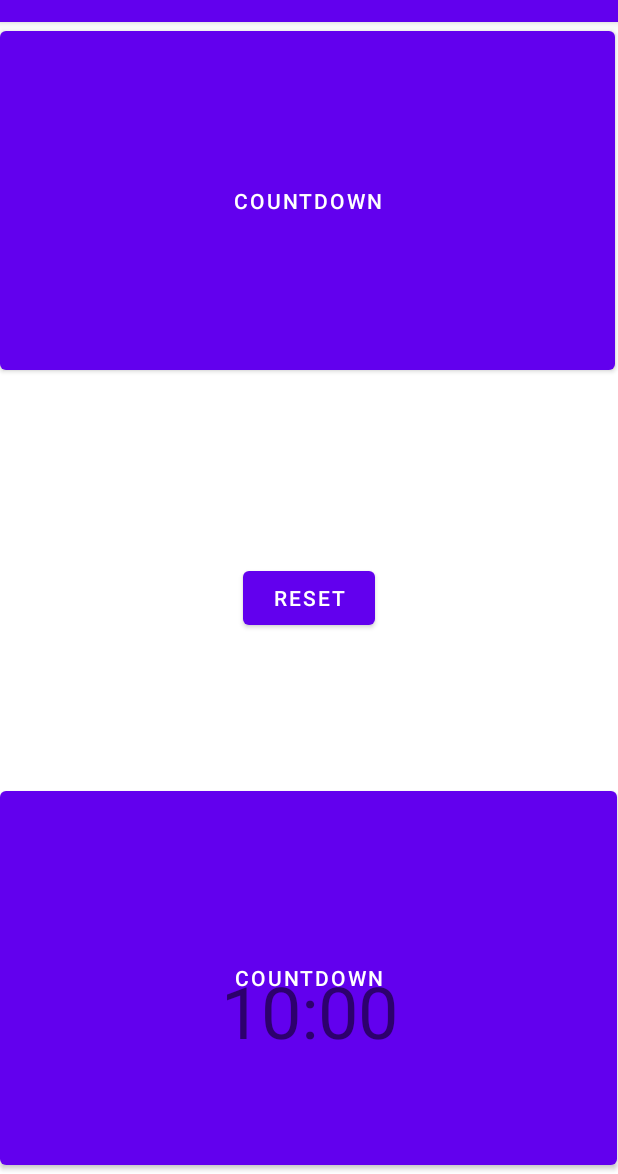
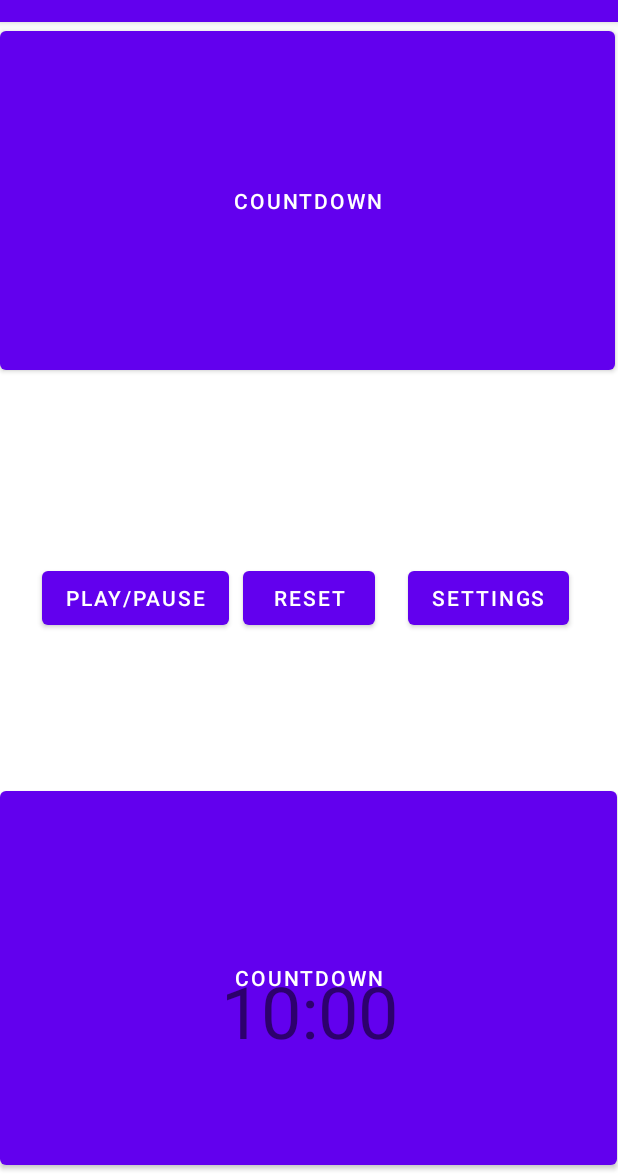
Before and after one commit to Paulmue0/chessclock, an Android app: the screen it shows after launch (MainActivity), on a phone screen of 412 x 824 dp, the part 62-1236 px from its top. Run offline under Robolectric (Android 15) with nearby library versions, the phone set to English and light mode, and no system bars.

Commit message:
added pause button

```diff
--- a/app/src/main/java/com/example/myapplication/MainActivity.java
+++ b/app/src/main/java/com/example/myapplication/MainActivity.java
@@ -18,6 +18,7 @@ public class MainActivity extends AppCompatActivity {
     private Button mButtonStartPausePlayer1;
     private Button mButtonStartPausePlayer2;
     private Button mButtonReset;
+    private Button mButtonPlayPause;
 
     private CountDownTimer mCountDownTimer;
 
@@ -42,6 +43,7 @@ public class MainActivity extends AppCompatActivity {
         mButtonStartPausePlayer1 = findViewById(R.id.startstop_player1);
         mButtonStartPausePlayer2 = findViewById(R.id.startstop_player2);
         mButtonReset = findViewById(R.id.reset);
+        mButtonPlayPause = findViewById(R.id.playPause);
 
         mButtonStartPausePlayer1.setOnClickListener(new View.OnClickListener() {
             @Override
@@ -50,7 +52,7 @@ public class MainActivity extends AppCompatActivity {
                     pauseTimer();
                     player = false;
                     startTimer();
-                } else if(player) {
+                } else if (player) {
                     startTimer();
                     player = false;
                 }
@@ -63,7 +65,7 @@ public class MainActivity extends AppCompatActivity {
                     pauseTimer();
                     player = true;
                     startTimer();
-                } else if(!player) {
+                } else if (!player) {
                     startTimer();
                     player = true;
                 }
@@ -77,8 +79,14 @@ public class MainActivity extends AppCompatActivity {
             }
         });
 
+        mButtonPlayPause.setOnClickListener(new View.OnClickListener() {
+            @Override
+            public void onClick(View view) { playOrPauseGame(); }
+        });
+
         updateCountDownText();
     }
+
 
     private void startTimer() {
         mCountDownTimer = new CountDownTimer(getCurrentTimeLeft(), 1000) {
@@ -103,10 +111,9 @@ public class MainActivity extends AppCompatActivity {
     }
 
     private void setCurrentTimeLeft(long millisUntilFinished) {
-        if (player){
+        if (player) {
             mTimeLeftInMillis_Player1 = millisUntilFinished;
-        }
-        else {
+        } else {
             mTimeLeftInMillis_Player2 = millisUntilFinished;
         }
     }
@@ -124,8 +131,8 @@ public class MainActivity extends AppCompatActivity {
     }
 
     private void resetTimer() {
-        mTimeLeftInMillis_Player1  = START_TIME_IN_MILLIS;
-        mTimeLeftInMillis_Player2  = START_TIME_IN_MILLIS;
+        mTimeLeftInMillis_Player1 = START_TIME_IN_MILLIS;
+        mTimeLeftInMillis_Player2 = START_TIME_IN_MILLIS;
         mCountDownTimer.cancel();
         player = false;
         updateCountDownText();
@@ -138,22 +145,27 @@ public class MainActivity extends AppCompatActivity {
     }
 
     private void updateCountDownText() {
-        if(player){
+        if (player) {
             int minutes = (int) (mTimeLeftInMillis_Player1 / 1000) / 60;
             int seconds = (int) (mTimeLeftInMillis_Player1 / 1000) % 60;
             String timeLeftFormatted = String.format(Locale.getDefault(), "%02d:%02d", minutes, seconds);
 
             mTextViewCountDownPlayer1.setText(timeLeftFormatted);
-        }
-        else {
+        } else {
             int minutes = (int) (mTimeLeftInMillis_Player2 / 1000) / 60;
             int seconds = (int) (mTimeLeftInMillis_Player2 / 1000) % 60;
             String timeLeftFormatted = String.format(Locale.getDefault(), "%02d:%02d", minutes, seconds);
 
             mTextViewCountDownPlayer2.setText(timeLeftFormatted);
         }
+    }
 
-
+    private void playOrPauseGame() {
+        if (mTimerRunning) {
+            pauseTimer();
+        } else {
+            startTimer();
+        }
 
     }
 }
--- a/app/src/main/res/layout/activity_main.xml
+++ b/app/src/main/res/layout/activity_main.xml
@@ -70,4 +70,27 @@
         app:layout_constraintTop_toTopOf="parent"
         app:layout_constraintVertical_bias="0.0" />
 
+    <Button
+        android:id="@+id/playPause"
+        android:layout_width="wrap_content"
+        android:layout_height="wrap_content"
+        android:onClick="playOrPauseGame"
+        android:text="play/pause"
+        app:layout_constraintBottom_toBottomOf="@+id/startstop_player1"
+        app:layout_constraintEnd_toEndOf="parent"
+        app:layout_constraintHorizontal_bias="0.097"
+        app:layout_constraintStart_toStartOf="parent"
+        app:layout_constraintTop_toTopOf="@+id/startstop_player2" />
+
+    <Button
+        android:id="@+id/settingsButton"
+        android:layout_width="wrap_content"
+        android:layout_height="wrap_content"
+        android:text="settings"
+        app:layout_constraintBottom_toBottomOf="@+id/startstop_player1"
+        app:layout_constraintEnd_toEndOf="parent"
+        app:layout_constraintHorizontal_bias="0.892"
+        app:layout_constraintStart_toStartOf="parent"
+        app:layout_constraintTop_toTopOf="@+id/startstop_player2" />
+
 </androidx.constraintlayout.widget.ConstraintLayout>
```
